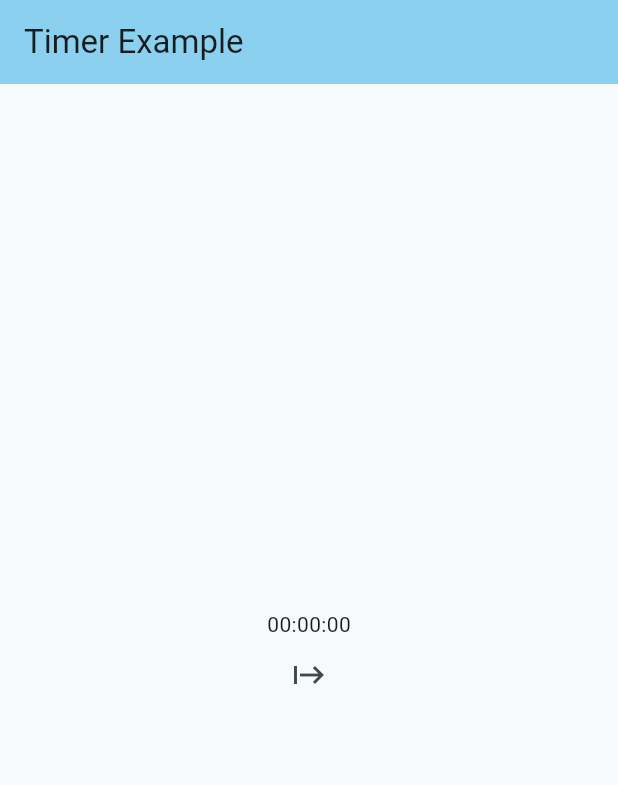
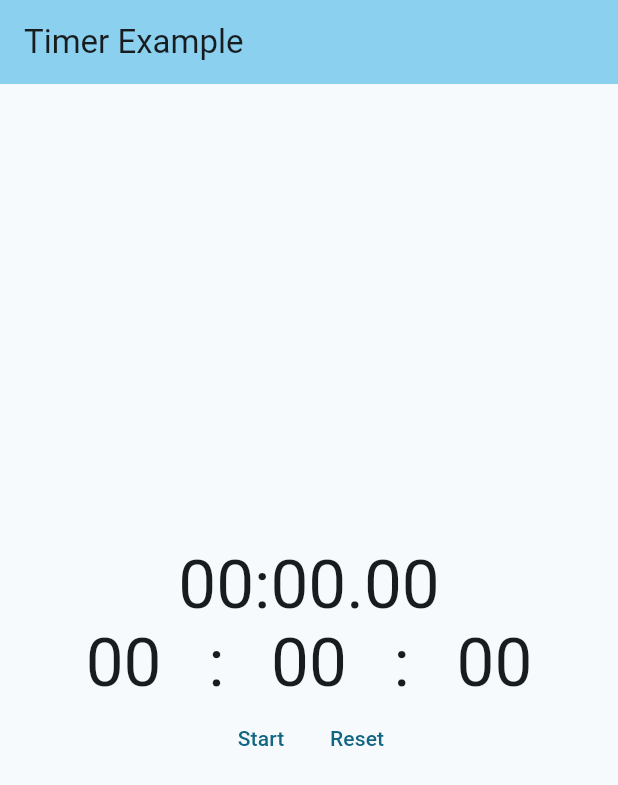
Before and after one commit to CodingCor/trackrep, a Flutter app: the screen it shows after launch, on a phone screen of 412 x 824 dp. Shown: the top 785 px of the screen. Run offline on Flutter 3.47's test engine with Material 2 defaults, Android fonts, the phone set to English and light mode, and no system bars; our stand-ins replace wakelock.

Commit message:
stopwatch working as a usable stopwatch

```diff
--- a/lib/pages/timer.dart
+++ b/lib/pages/timer.dart
@@ -1,4 +1,5 @@
 import 'package:flutter/material.dart';
+import 'package:wakelock/wakelock.dart';
 
 class Timer extends StatefulWidget {
   const Timer({super.key});
@@ -30,12 +31,20 @@ class _TimerState extends State<Timer> {
         child: Column(
           mainAxisAlignment: MainAxisAlignment.center,
           children: <Widget>[
-            Text(getTimeString()),
-            IconButton(
-              icon: const Icon(Icons.start),
-              onPressed: (){
-                restartStopwatch();
-              },
+            Text(getTimeString(), style: Theme.of(context).textTheme.displayMedium, textAlign: TextAlign.center),
+            timerText(),
+            Row(
+              mainAxisAlignment: MainAxisAlignment.center,
+              children: <Widget>[
+                TextButton(
+                  onPressed: startOrPause,
+                  child:  Text((stopwatch.isRunning) ? "Stop" : "Start"),
+                ),
+                (!stopwatch.isRunning) ? TextButton(
+                  onPressed: resetWatch,
+                  child: const Text("Reset"),
+                ) : Container(),
+              ]
             ),
           ]
         ),
@@ -43,12 +52,61 @@ class _TimerState extends State<Timer> {
     );
   }
 
-  void restartStopwatch(){
+  ///
+  /// Widgets
+  ///
+
+  Widget timerText(){
+    return Row(
+      mainAxisAlignment: MainAxisAlignment.spaceAround,
+      children: <Widget>[
+        const Spacer(),
+        Expanded(
+          flex: 2,
+          child: Text(getMinutes(), style: Theme.of(context).textTheme.displayMedium, textAlign: TextAlign.center),
+        ),
+        Expanded(
+          flex: 1,
+          child: Text(":", style: Theme.of(context).textTheme.displayMedium, textAlign: TextAlign.center),
+        ),
+        Expanded(
+          flex: 2,
+          child: Text(getSeconds(), style: Theme.of(context).textTheme.displayMedium, textAlign: TextAlign.center),
+        ),
+        Expanded(
+          flex: 1,
+          child: Text(":", style: Theme.of(context).textTheme.displayMedium, textAlign: TextAlign.center),
+        ),
+        Expanded(
+          flex: 2,
+          child: Text(getMilliseconds(), style: Theme.of(context).textTheme.displayMedium, textAlign: TextAlign.center),
+        ),
+        const Spacer(),
+      ]
+    );
+  }
+
+  ///
+  /// MEMBER FUNCTIONS
+  ///
+
+  void startOrPause(){
     if(stopwatch.isRunning){
       stopwatch.stop();
+      Wakelock.disable();
     }else{
       stopwatch.start();
+      Wakelock.enable();
     }
+    setState((){});
+  }
+
+  void resetWatch(){
+    if(stopwatch.isRunning) return;
+
+    stopwatch.stop();
+    stopwatch.reset();
+
     setState((){});
   }
 
@@ -58,6 +116,23 @@ class _TimerState extends State<Timer> {
         setState((){});
       }
     });
+  }
+
+  String getMinutes(){
+    return (stopwatch.elapsed.inMinutes).toString().padLeft(2, '0');
+  }
+
+  String getSeconds(){
+    return (stopwatch.elapsed.inSeconds % 60).toString().padLeft(2, '0');
+  }
+
+  String getMilliseconds(){
+    String milliseconds = (stopwatch.elapsed.inMilliseconds % 1000).toString();
+    if(milliseconds.length > 2){
+      milliseconds = milliseconds.substring(0, 2);
+    }
+    milliseconds = milliseconds.padLeft(2, '0');
+    return milliseconds;
   }
 
   String getTimeString(){
@@ -71,7 +146,7 @@ class _TimerState extends State<Timer> {
     String seconds = (stopwatch.elapsed.inSeconds % 60).toString().padLeft(2, '0');
     String minutes = (stopwatch.elapsed.inMinutes).toString().padLeft(2, '0');
 
-    return "$minutes:$seconds:$milliseconds";
+    return "$minutes:$seconds.$milliseconds";
   }
 
 }
--- a/pubspec.yaml
+++ b/pubspec.yaml
@@ -35,6 +35,7 @@ dependencies:
   # The following adds the Cupertino Icons font to your application.
   # Use with the CupertinoIcons class for iOS style icons.
   cupertino_icons: ^1.0.2
+  wakelock: ^0.6.2
 
 dev_dependencies:
   flutter_test:
```
Also changed, not shown: pubspec.lock, 1 other file.
